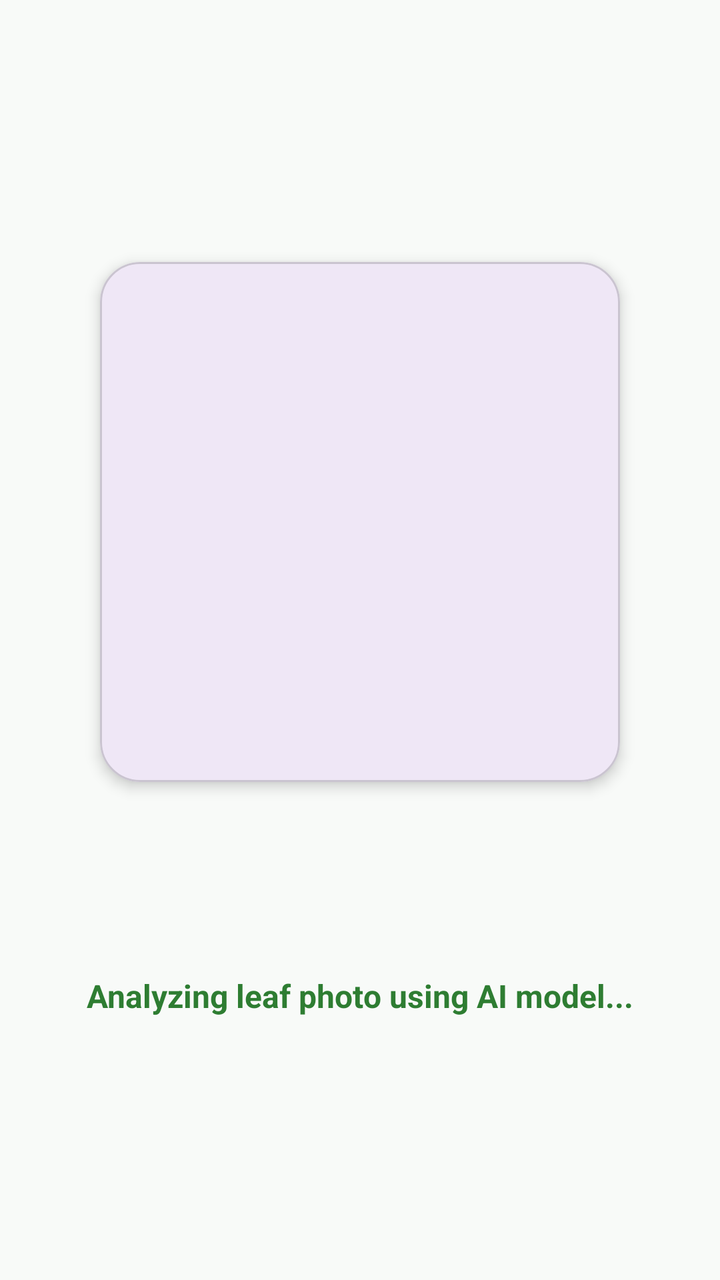
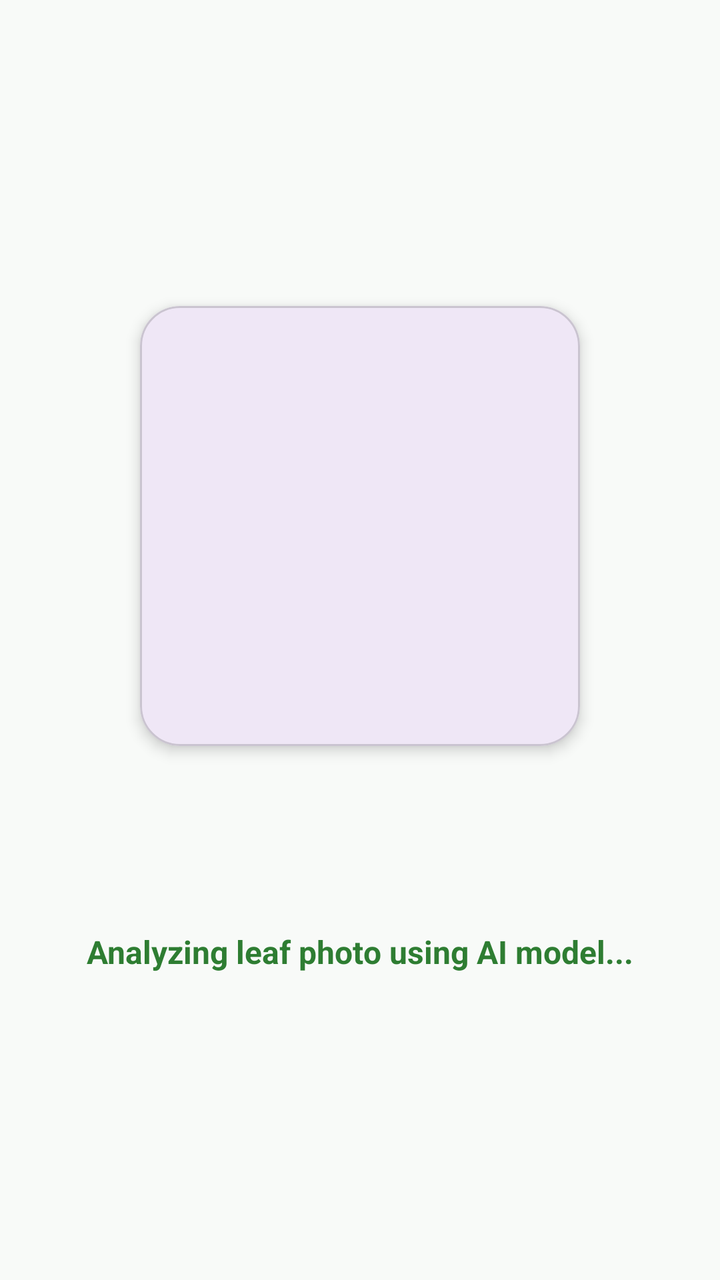

Compare the two renders of this Android layout. The source of the first and the diff that turns it into the second are given below.
<!-- AndroidManifest.xml: application theme Theme.Material3.DayNight.NoActionBar -->
<!-- res/layout/activity_detection.xml -->
<?xml version="1.0" encoding="utf-8"?>
<LinearLayout xmlns:android="http://schemas.android.com/apk/res/android"
    xmlns:app="http://schemas.android.com/apk/res-auto"
    android:layout_width="match_parent"
    android:layout_height="match_parent"
    android:background="#F8FAF8"
    android:gravity="center"
    android:orientation="vertical"
    android:padding="24dp">

    
    <com.google.android.material.card.MaterialCardView
        android:layout_width="260dp"
        android:layout_height="260dp"
        android:layout_marginBottom="24dp"
        app:cardCornerRadius="20dp"
        app:cardElevation="4dp">

        <ImageView
            android:id="@+id/iv_preview"
            android:layout_width="match_parent"
            android:layout_height="match_parent"
            android:scaleType="centerCrop" />
    </com.google.android.material.card.MaterialCardView>

    
    <LinearLayout
        android:id="@+id/layout_loading"
        android:layout_width="match_parent"
        android:layout_height="wrap_content"
        android:gravity="center"
        android:orientation="vertical">

        <ProgressBar
            android:layout_width="56dp"
            android:layout_height="56dp"
            android:indeterminateTint="#2E7D32" />

        <TextView
            android:layout_width="wrap_content"
            android:layout_height="wrap_content"
            android:layout_marginTop="16dp"
            android:text="@string/analyzing_image"
            android:textColor="#2E7D32"
            android:textSize="16sp"
            android:textStyle="bold" />
    </LinearLayout>

    
    <LinearLayout
        android:id="@+id/layout_low_confidence"
        android:layout_width="match_parent"
        android:layout_height="wrap_content"
        android:gravity="center"
        android:orientation="vertical"
        android:visibility="gone">

        <TextView
            android:layout_width="wrap_content"
            android:layout_height="wrap_content"
            android:text="⚠️"
            android:textSize="48sp" />

        <TextView
            android:layout_width="wrap_content"
            android:layout_height="wrap_content"
            android:layout_marginTop="8dp"
            android:text="@string/low_confidence_title"
            android:textColor="#D32F2F"
            android:textSize="20sp"
            android:textStyle="bold" />

        <TextView
            android:layout_width="wrap_content"
            android:layout_height="wrap_content"
            android:layout_marginTop="8dp"
            android:gravity="center"
            android:text="@string/low_confidence_msg"
            android:textColor="#616161"
            android:textSize="14sp" />

        <com.google.android.material.button.MaterialButton
            android:id="@+id/btn_view_anyway"
            android:layout_width="match_parent"
            android:layout_height="wrap_content"
            android:layout_marginTop="20dp"
            android:backgroundTint="#2E7D32"
            android:text="@string/view_diagnosis_anyway"
            app:cornerRadius="24dp" />

        <com.google.android.material.button.MaterialButton
            android:id="@+id/btn_retake"
            style="@style/Widget.Material3.Button.OutlinedButton"
            android:layout_width="match_parent"
            android:layout_height="wrap_content"
            android:layout_marginTop="8dp"
            android:text="@string/retake_photo"
            android:textColor="#2E7D32"
            app:cornerRadius="24dp"
            app:strokeColor="#2E7D32" />
    </LinearLayout>

</LinearLayout>
<!-- resources referenced by this layout -->
<resources>
  <string name="analyzing_image">Analyzing leaf photo using AI model...</string>
  <string name="low_confidence_msg">Confidence is low (&lt;60%). Please retake a clearer photo in good lighting to get an accurate diagnosis.</string>
  <string name="low_confidence_title">Uncertain Diagnosis</string>
  <string name="retake_photo">Retake Photo</string>
  <string name="view_diagnosis_anyway">View Best Match Anyway</string>
</resources>

<!-- the commit's change to res/layout/activity_detection.xml (unified diff, before → after) -->
@@ -1,103 +1,216 @@
 <?xml version="1.0" encoding="utf-8"?>
-<LinearLayout xmlns:android="http://schemas.android.com/apk/res/android"
+<ScrollView xmlns:android="http://schemas.android.com/apk/res/android"
     xmlns:app="http://schemas.android.com/apk/res-auto"
     android:layout_width="match_parent"
     android:layout_height="match_parent"
     android:background="#F8FAF8"
-    android:gravity="center"
-    android:orientation="vertical"
-    android:padding="24dp">
-
-    
-    <com.google.android.material.card.MaterialCardView
-        android:layout_width="260dp"
-        android:layout_height="260dp"
-        android:layout_marginBottom="24dp"
-        app:cardCornerRadius="20dp"
-        app:cardElevation="4dp">
-
-        <ImageView
-            android:id="@+id/iv_preview"
-            android:layout_width="match_parent"
-            android:layout_height="match_parent"
-            android:scaleType="centerCrop" />
-    </com.google.android.material.card.MaterialCardView>
-
-    
+    android:fillViewport="true">
+
     <LinearLayout
-        android:id="@+id/layout_loading"
-        android:layout_width="match_parent"
-        android:layout_height="wrap_content"
-        android:gravity="center"
-        android:orientation="vertical">
-
-        <ProgressBar
-            android:layout_width="56dp"
-            android:layout_height="56dp"
-            android:indeterminateTint="#2E7D32" />
-
-        <TextView
-            android:layout_width="wrap_content"
-            android:layout_height="wrap_content"
-            android:layout_marginTop="16dp"
-            android:text="@string/analyzing_image"
-            android:textColor="#2E7D32"
-            android:textSize="16sp"
-            android:textStyle="bold" />
-    </LinearLayout>
-
-    
-    <LinearLayout
-        android:id="@+id/layout_low_confidence"
         android:layout_width="match_parent"
         android:layout_height="wrap_content"
         android:gravity="center"
         android:orientation="vertical"
-        android:visibility="gone">
-
-        <TextView
-            android:layout_width="wrap_content"
-            android:layout_height="wrap_content"
-            android:text="⚠️"
-            android:textSize="48sp" />
-
-        <TextView
-            android:layout_width="wrap_content"
-            android:layout_height="wrap_content"
-            android:layout_marginTop="8dp"
-            android:text="@string/low_confidence_title"
-            android:textColor="#D32F2F"
-            android:textSize="20sp"
-            android:textStyle="bold" />
-
-        <TextView
-            android:layout_width="wrap_content"
-            android:layout_height="wrap_content"
-            android:layout_marginTop="8dp"
-            android:gravity="center"
-            android:text="@string/low_confidence_msg"
-            android:textColor="#616161"
-            android:textSize="14sp" />
-
-        <com.google.android.material.button.MaterialButton
-            android:id="@+id/btn_view_anyway"
+        android:padding="24dp">
+
+        
+        <com.google.android.material.card.MaterialCardView
+            android:layout_width="220dp"
+            android:layout_height="220dp"
+            android:layout_marginBottom="20dp"
+            app:cardCornerRadius="20dp"
+            app:cardElevation="4dp">
+
+            <ImageView
+                android:id="@+id/iv_preview"
+                android:layout_width="match_parent"
+                android:layout_height="match_parent"
+                android:scaleType="centerCrop" />
+        </com.google.android.material.card.MaterialCardView>
+
+        
+        <LinearLayout
+            android:id="@+id/layout_loading"
             android:layout_width="match_parent"
             android:layout_height="wrap_content"
-            android:layout_marginTop="20dp"
-            android:backgroundTint="#2E7D32"
-            android:text="@string/view_diagnosis_anyway"
-            app:cornerRadius="24dp" />
-
-        <com.google.android.material.button.MaterialButton
-            android:id="@+id/btn_retake"
-            style="@style/Widget.Material3.Button.OutlinedButton"
+            android:gravity="center"
+            android:orientation="vertical">
+
+            <ProgressBar
+                android:layout_width="56dp"
+                android:layout_height="56dp"
+                android:indeterminateTint="#2E7D32" />
+
+            <TextView
+                android:layout_width="wrap_content"
+                android:layout_height="wrap_content"
+                android:layout_marginTop="16dp"
+                android:text="@string/analyzing_image"
+                android:textColor="#2E7D32"
+                android:textSize="16sp"
+                android:textStyle="bold" />
+        </LinearLayout>
+
+        
+        <LinearLayout
+            android:id="@+id/layout_not_a_plant"
             android:layout_width="match_parent"
             android:layout_height="wrap_content"
-            android:layout_marginTop="8dp"
-            android:text="@string/retake_photo"
-            android:textColor="#2E7D32"
-            app:cornerRadius="24dp"
-            app:strokeColor="#2E7D32" />
+            android:gravity="center"
+            android:orientation="vertical"
+            android:visibility="gone">
+
+            <TextView
+                android:layout_width="wrap_content"
+                android:layout_height="wrap_content"
+                android:text="🌿❌"
+                android:textSize="40sp" />
+
+            <TextView
+                android:layout_width="wrap_content"
+                android:layout_height="wrap_content"
+                android:layout_marginTop="8dp"
+                android:gravity="center"
+                android:text="@string/not_a_plant_title"
+                android:textColor="#C62828"
+                android:textSize="20sp"
+                android:textStyle="bold" />
+
+            <TextView
+                android:layout_width="wrap_content"
+                android:layout_height="wrap_content"
+                android:layout_marginTop="6dp"
+                android:gravity="center"
+                android:text="@string/not_a_plant_desc"
+                android:textColor="#424242"
+                android:textSize="13sp" />
+
+            
+            <com.google.android.material.card.MaterialCardView
+                android:layout_width="match_parent"
+                android:layout_height="wrap_content"
+                android:layout_marginTop="14dp"
+                app:cardBackgroundColor="#F1F8E9"
+                app:cardCornerRadius="14dp"
+                app:cardElevation="0dp"
+                app:strokeColor="#C8E6C9"
+                app:strokeWidth="1dp">
+
+                <LinearLayout
+                    android:layout_width="match_parent"
+                    android:layout_height="wrap_content"
+                    android:orientation="vertical"
+                    android:padding="14dp">
+
+                    <TextView
+                        android:layout_width="wrap_content"
+                        android:layout_height="wrap_content"
+                        android:text="@string/not_a_plant_guide_title"
+                        android:textColor="#1B5E20"
+                        android:textSize="13sp"
+                        android:textStyle="bold" />
+
+                    <TextView
+                        android:layout_width="wrap_content"
+                        android:layout_height="wrap_content"
+                        android:layout_marginTop="6dp"
+                        android:text="@string/not_a_plant_guide_1"
+                        android:textColor="#333333"
+                        android:textSize="12sp" />
+
+                    <TextView
+                        android:layout_width="wrap_content"
+                        android:layout_height="wrap_content"
+                        android:layout_marginTop="3dp"
+                        android:text="@string/not_a_plant_guide_2"
+                        android:textColor="#333333"
+                        android:textSize="12sp" />
+
+                    <TextView
+                        android:layout_width="wrap_content"
+                        android:layout_height="wrap_content"
+                        android:layout_marginTop="3dp"
+                        android:text="@string/not_a_plant_guide_3"
+                        android:textColor="#333333"
+                        android:textSize="12sp" />
+                </LinearLayout>
+            </com.google.android.material.card.MaterialCardView>
+
+            <com.google.android.material.button.MaterialButton
+                android:id="@+id/btn_not_plant_retake"
+                android:layout_width="match_parent"
+                android:layout_height="wrap_content"
+                android:layout_marginTop="16dp"
+                android:backgroundTint="#2E7D32"
+                android:text="@string/take_new_photo"
+                app:cornerRadius="24dp" />
+
+            <com.google.android.material.button.MaterialButton
+                android:id="@+id/btn_not_plant_gallery"
+                style="@style/Widget.Material3.Button.OutlinedButton"
+                android:layout_width="match_parent"
+                android:layout_height="wrap_content"
+                android:layout_marginTop="8dp"
+                android:text="@string/choose_from_gallery"
+                android:textColor="#2E7D32"
+                app:cornerRadius="24dp"
+                app:strokeColor="#2E7D32" />
+        </LinearLayout>
+
+        
+        <LinearLayout
+            android:id="@+id/layout_low_confidence"
+            android:layout_width="match_parent"
+            android:layout_height="wrap_content"
+            android:gravity="center"
+            android:orientation="vertical"
+            android:visibility="gone">
+
+            <TextView
+                android:layout_width="wrap_content"
+                android:layout_height="wrap_content"
+                android:text="⚠️"
+                android:textSize="44sp" />
+
+            <TextView
+                android:layout_width="wrap_content"
+                android:layout_height="wrap_content"
+                android:layout_marginTop="8dp"
+                android:gravity="center"
+                android:text="@string/low_confidence_title"
+                android:textColor="#E65100"
+                android:textSize="20sp"
+                android:textStyle="bold" />
+
+            <TextView
+                android:layout_width="wrap_content"
+                android:layout_height="wrap_content"
+                android:layout_marginTop="6dp"
+                android:gravity="center"
+                android:text="@string/low_confidence_msg"
+                android:textColor="#616161"
+                android:textSize="13sp" />
+
+            <com.google.android.material.button.MaterialButton
+                android:id="@+id/btn_retake"
+                android:layout_width="match_parent"
+                android:layout_height="wrap_content"
+                android:layout_marginTop="18dp"
+                android:backgroundTint="#2E7D32"
+                android:text="@string/retake_photo"
+                app:cornerRadius="24dp" />
+
+            <com.google.android.material.button.MaterialButton
+                android:id="@+id/btn_view_anyway"
+                style="@style/Widget.Material3.Button.OutlinedButton"
+                android:layout_width="match_parent"
+                android:layout_height="wrap_content"
+                android:layout_marginTop="8dp"
+                android:text="@string/view_diagnosis_anyway"
+                android:textColor="#757575"
+                app:cornerRadius="24dp"
+                app:strokeColor="#BDBDBD" />
+        </LinearLayout>
+
     </LinearLayout>
-
-</LinearLayout>
+</ScrollView>
<!-- resource entries referenced after the edit -->
@@ -1,9 +1,17 @@
 <!-- resources referenced by this layout -->
 <resources>
   <string name="analyzing_image">Analyzing leaf photo using AI model...</string>
+  <string name="choose_from_gallery">Choose from Gallery</string>
   <string name="low_confidence_msg">Confidence is low (&lt;60%). Please retake a clearer photo in good lighting to get an accurate diagnosis.</string>
   <string name="low_confidence_title">Uncertain Diagnosis</string>
+  <string name="not_a_plant_desc">The uploaded image does not appear to contain a recognized plant leaf or agricultural crop. AgriShield AI is designed specifically for crop pathology.</string>
+  <string name="not_a_plant_guide_1">• Place a single crop leaf flat and clearly visible in the frame.</string>
+  <string name="not_a_plant_guide_2">• Avoid photographing non-living objects, humans, or distant canopies.</string>
+  <string name="not_a_plant_guide_3">• For fruiting crops like tomato, focus directly on an infected leaf blade rather than the fruit.</string>
+  <string name="not_a_plant_guide_title">Photo Scouting Guidelines:</string>
+  <string name="not_a_plant_title">No Crop or Leaf Detected</string>
   <string name="retake_photo">Retake Photo</string>
+  <string name="take_new_photo">Take New Photo</string>
   <string name="view_diagnosis_anyway">View Best Match Anyway</string>
 </resources>
 
